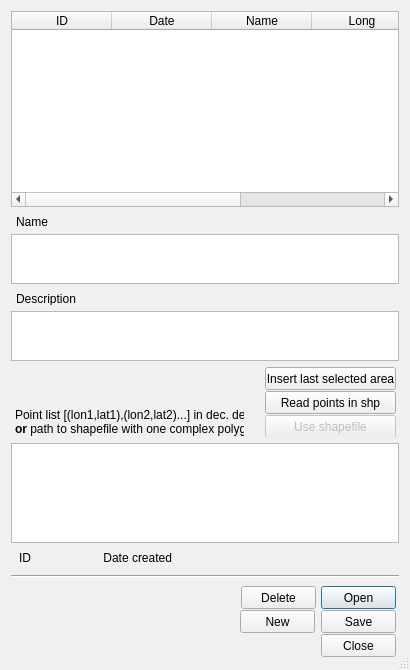
This is ELVIS_save_sel.ui in csiro-chris-m/marine_values as Qt 5 draws it before an edit. The edited form follows.
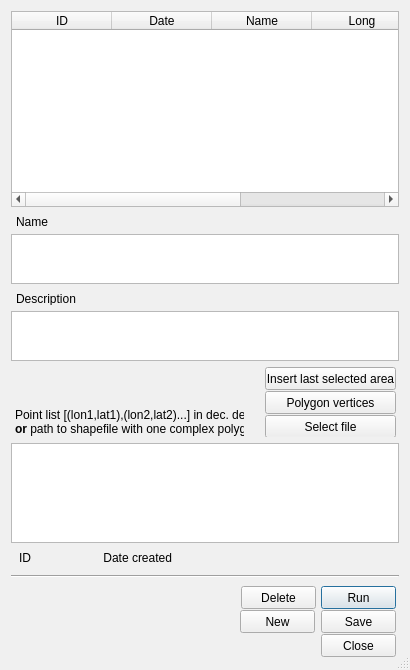
This is the edited form.

```diff
--- a/ELVIS_save_sel.ui
+++ b/ELVIS_save_sel.ui
@@ -147,7 +147,7 @@
          </rect>
         </property>
         <property name="text">
-         <string>Open</string>
+         <string>Run</string>
         </property>
        </widget>
        <widget class="QPushButton" name="buttonSave">
@@ -482,12 +482,12 @@
              </rect>
             </property>
             <property name="text">
-             <string>Read points in shp</string>
+             <string>Polygon vertices</string>
             </property>
            </widget>
            <widget class="QPushButton" name="butShapefile">
             <property name="enabled">
-             <bool>false</bool>
+             <bool>true</bool>
             </property>
             <property name="geometry">
              <rect>
@@ -498,7 +498,7 @@
              </rect>
             </property>
             <property name="text">
-             <string>Use shapefile</string>
+             <string>Select file</string>
             </property>
            </widget>
           </widget>
```
